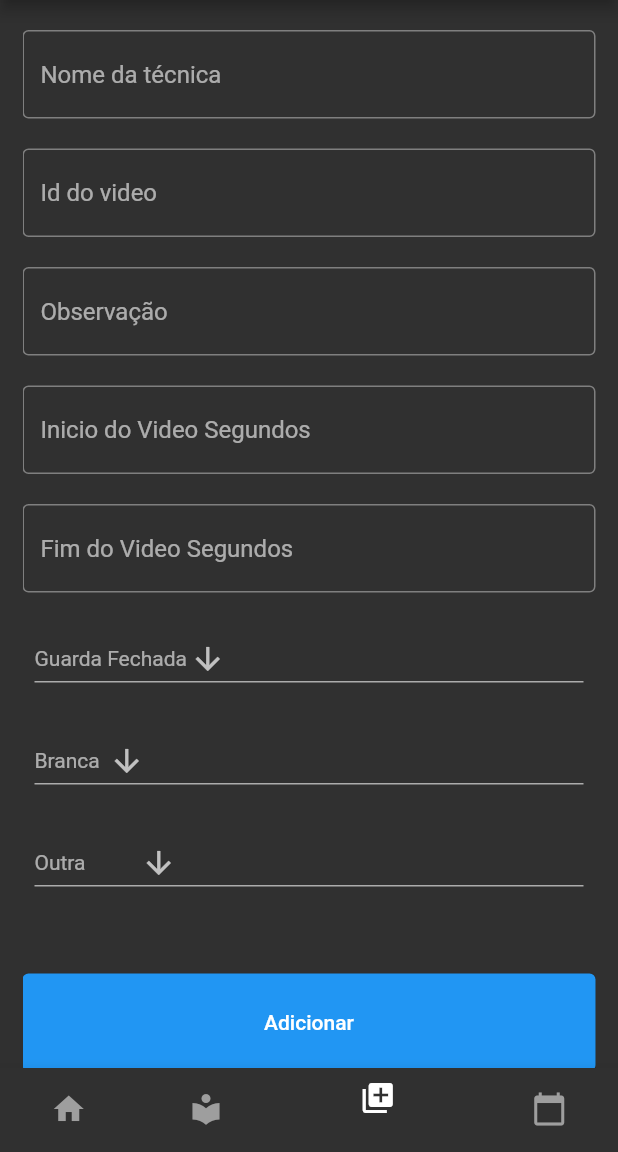
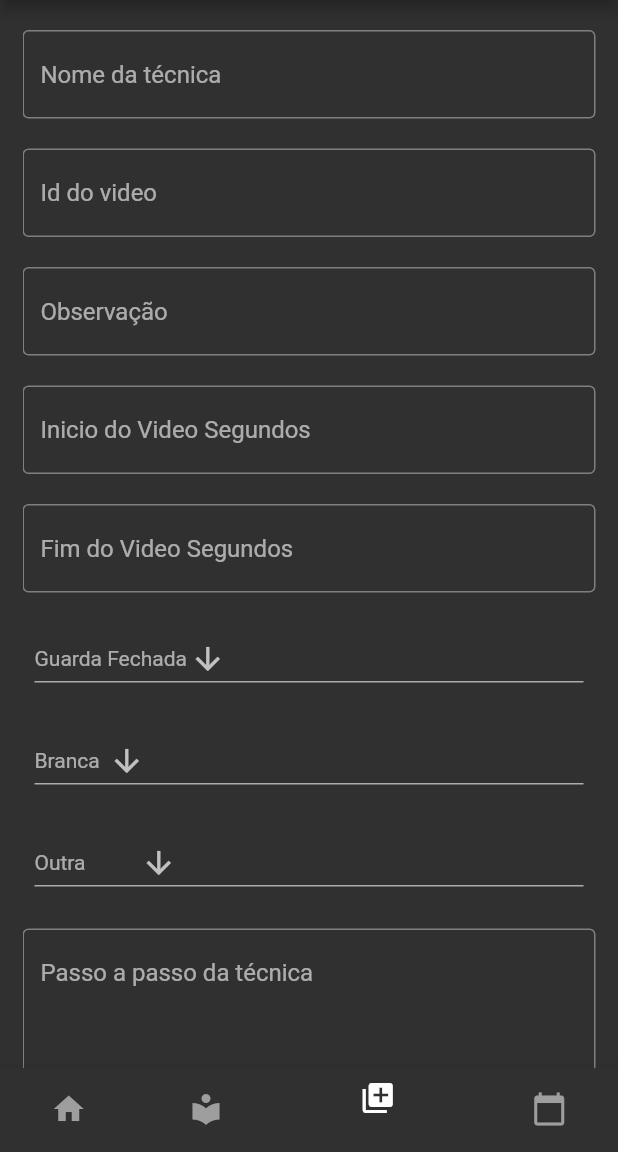
Before and after one commit to RichardKingJr1/jjc2, a Flutter app: the addPosicao screen opened directly, on a phone screen of 412 x 824 dp, the part 84-1236 px from its top. Run offline on Flutter 3.47's test engine with Material 2 defaults, Android fonts, the phone set to English and light mode, and no system bars; drawn by our look-alikes of loader_overlay; our stand-ins replace youtube_player_flutter; network calls fail; statements that could not run were skipped.

Commit message:
Funcionalidade de passo a passo

```diff
--- a/lib/screen/add/add.dart
+++ b/lib/screen/add/add.dart
@@ -27,6 +27,7 @@ class _addPosicaoState extends State<addPosicao> {
   String observacoes = "";
   String inicio = "0";
   String fim = "null";
+  String passo = "";
 
   TextEditingController _controller_nome = TextEditingController();
   TextEditingController _controller_id = TextEditingController();
@@ -35,6 +36,7 @@ class _addPosicaoState extends State<addPosicao> {
   TextEditingController _controller_observacoes = TextEditingController();
   TextEditingController _controller_inicio = TextEditingController();
   TextEditingController _controller_fim = TextEditingController();
+  TextEditingController _controller_passo = TextEditingController();
 
   @override
   Widget build(BuildContext context) {
@@ -126,7 +128,19 @@ class _addPosicaoState extends State<addPosicao> {
                     child: dropDown_sub(),
                   ),
                   Container(
-                    margin: EdgeInsets.only(top: 30),
+                    margin: EdgeInsets.only(bottom: 10),
+                    child: TextFormField(
+                      maxLines: 8,
+                      controller: _controller_passo,
+                      decoration: InputDecoration(
+                        hintText: "Passo a passo da técnica",
+                        border: OutlineInputBorder(),
+                      ),
+                      onChanged: (value) => passo = value,
+                    ),
+                  ),
+                  Container(
+                    margin: EdgeInsets.symmetric(vertical: 15),
                     child: ElevatedButton(
                       style:
                           ElevatedButton.styleFrom(minimumSize: Size(400, 65)),
@@ -159,7 +173,8 @@ class _addPosicaoState extends State<addPosicao> {
       'fim': fim,
       'sub': sub,
       'regiao': global.regiao,
-      'tec': tec
+      'tec': tec,
+      'passo': passo
     };
 
     context.loaderOverlay.show();
@@ -181,6 +196,7 @@ class _addPosicaoState extends State<addPosicao> {
           _controller_fim.clear();
           _controller_nivel.clear();
           _controller_observacoes.clear();
+          _controller_passo.clear();
         });
       }
     });
```
Also changed, not shown: lib/screen/aula/aula.dart (+13 -1 lines).
